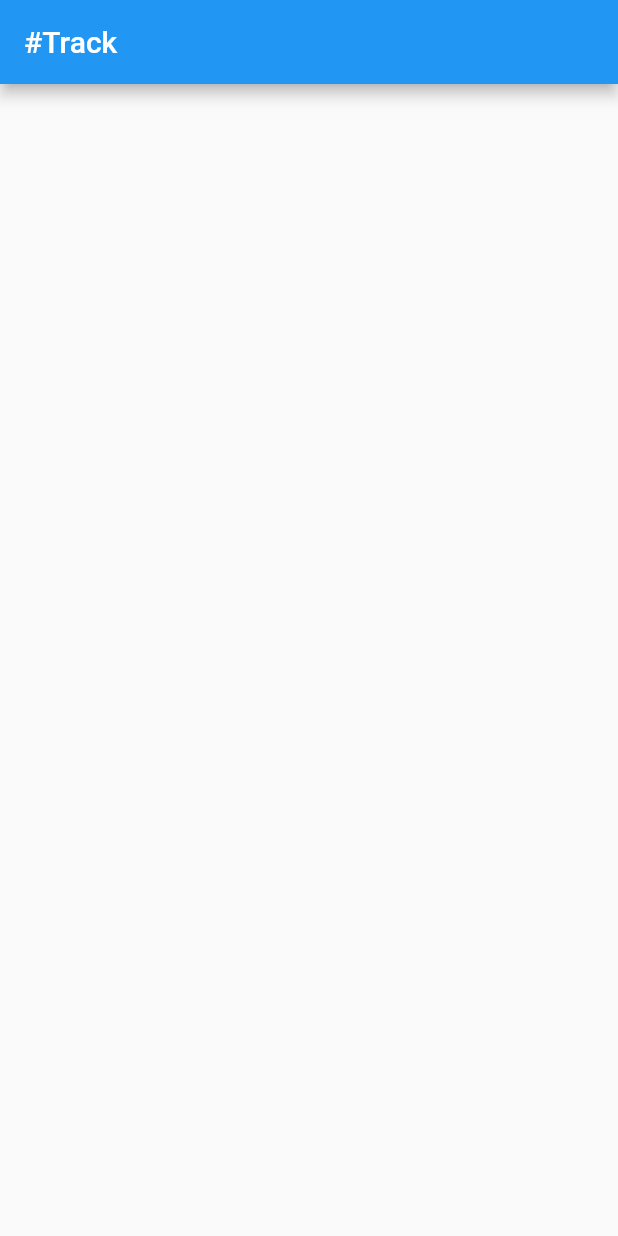
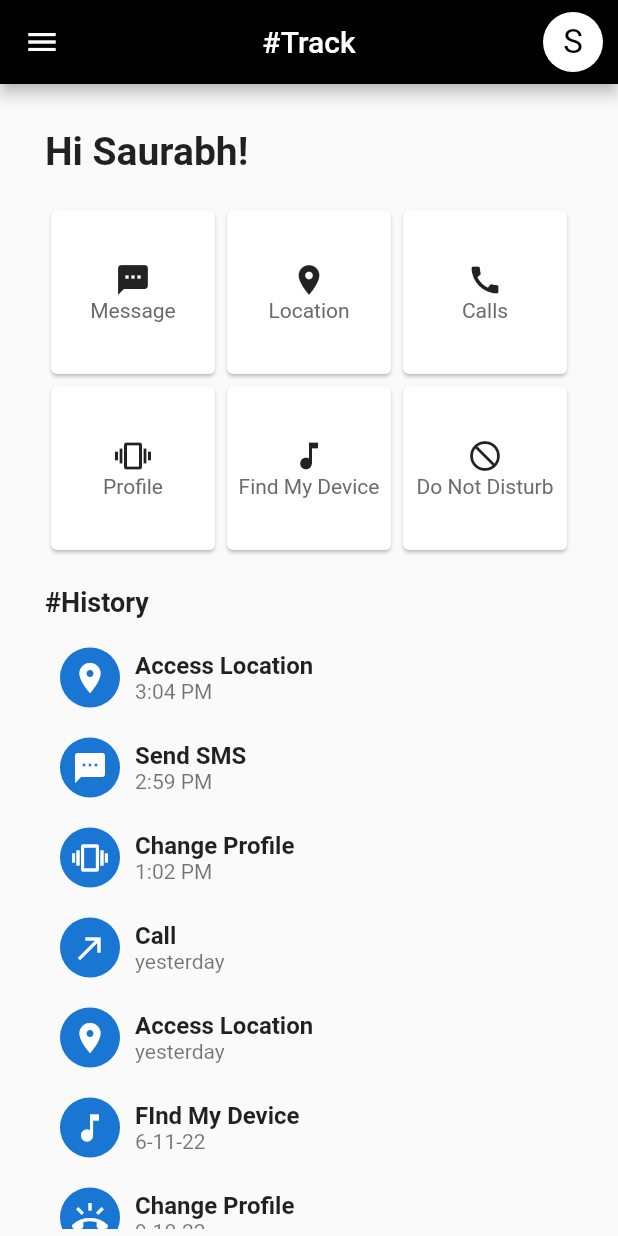
Before and after one commit to r00t-victor/sharptrack, a Flutter app: the screen it shows after launch, on a phone screen of 412 x 824 dp. Run offline on Flutter 3.47's test engine with Material 2 defaults, Android fonts, the light colour scheme and no system bars; missing offline and left inert: dart:ffi.

Commit message:
homepage

```diff
--- a/lib/main.dart
+++ b/lib/main.dart
@@ -1,4 +1,5 @@
 import 'package:flutter/material.dart';
+import 'package:sharptrack/screens/homepage.dart';
 
 void main() {
   runApp(const MyApp());
@@ -11,11 +12,13 @@ class MyApp extends StatelessWidget {
   @override
   Widget build(BuildContext context) {
     return MaterialApp(
+      debugShowCheckedModeBanner: false,
+      theme: Theme.of(context).copyWith(
+        appBarTheme:
+            const AppBarTheme(backgroundColor: Colors.black, centerTitle: true),
+      ),
       title: '#Track',
-      home: Scaffold(
-        appBar: AppBar(title: Text('#Track')),
-        body: Container(),
-      ),
+      home: HomePage(),
     );
   }
 }
--- /dev/null
+++ b/lib/screens/homepage.dart
@@ -0,0 +1,162 @@
+import 'package:flutter/material.dart';
+import 'package:sharptrack/widgets/historytile.dart';
+
+class HomePage extends StatelessWidget {
+  const HomePage({super.key});
+
+  @override
+  Widget build(BuildContext context) {
+    return Scaffold(
+      appBar: AppBar(
+        leading: const Icon(Icons.menu),
+        title: Text('#Track'),
+        actions: const [
+          Padding(
+            padding: EdgeInsets.symmetric(horizontal: 10.0),
+            child: CircleAvatar(
+              backgroundColor: Colors.white,
+              child: Text(
+                'S',
+                style: TextStyle(
+                  color: Colors.black,
+                  fontSize: 22,
+                ),
+              ),
+            ),
+          ),
+        ],
+      ),
+      body: Container(
+        padding:
+            const EdgeInsets.only(left: 30.0, right: 30, top: 30, bottom: 5.0),
+        child: Column(
+          crossAxisAlignment: CrossAxisAlignment.start,
+          children: [
+            const Text(
+              'Hi Saurabh!',
+              style: TextStyle(fontSize: 26, fontWeight: FontWeight.w600),
+            ),
+            SizedBox(
+              height: 20.0,
+            ),
+            GridView.count(
+              shrinkWrap: true,
+              crossAxisCount: 3,
+              children: [
+                Card(
+                  child: Column(
+                    mainAxisAlignment: MainAxisAlignment.center,
+                    children: [
+                      Icon(Icons.sms),
+                      Text(
+                        'Message',
+                        style: TextStyle(
+                          fontSize: 14.0,
+                          color: Color.fromARGB(255, 107, 107, 107),
+                        ),
+                      ),
+                    ],
+                  ),
+                ),
+                Card(
+                  child: Column(
+                    mainAxisAlignment: MainAxisAlignment.center,
+                    children: [
+                      Icon(Icons.location_on),
+                      Text(
+                        'Location',
+                        style: TextStyle(
+                          fontSize: 14.0,
+                          color: Color.fromARGB(255, 107, 107, 107),
+                        ),
+                      ),
+                    ],
+                  ),
+                ),
+                Card(
+                  child: Column(
+                    mainAxisAlignment: MainAxisAlignment.center,
+                    children: [
+                      Icon(Icons.call),
+                      Text(
+                        'Calls',
+                        style: TextStyle(
+                          fontSize: 14.0,
+                          color: Color.fromARGB(255, 107, 107, 107),
+                        ),
+                      ),
+                    ],
+                  ),
+                ),
+                Card(
+                  child: Column(
+                    mainAxisAlignment: MainAxisAlignment.center,
+                    children: [
+                      Icon(Icons.vibration),
+                      Text(
+                        'Profile',
+                        style: TextStyle(
+                          fontSize: 14.0,
+                          color: Color.fromARGB(255, 107, 107, 107),
+                        ),
+                      ),
+                    ],
+                  ),
+                ),
+                Card(
+                  child: Column(
+                    mainAxisAlignment: MainAxisAlignment.center,
+                    children: [
+                      Icon(Icons.music_note),
+                      Text(
+                        'Find My Device',
+                        style: TextStyle(
+                          fontSize: 14.0,
+                          color: Color.fromARGB(255, 107, 107, 107),
+                        ),
+                      ),
+                    ],
+                  ),
+                ),
+                Card(
+                  child: Column(
+                    mainAxisAlignment: MainAxisAlignment.center,
+                    children: [
+                      Icon(Icons.do_not_disturb),
+                      Text(
+                        'Do Not Disturb',
+                        style: TextStyle(
+                          fontSize: 14.0,
+                          color: Color.fromARGB(255, 107, 107, 107),
+                        ),
+                      ),
+                    ],
+                  ),
+                ),
+              ],
+            ),
+            const SizedBox(
+              height: 10.0,
+            ),
+            const Padding(
+              padding: EdgeInsets.symmetric(vertical: 10.0),
+              child: Text(
+                '#History',
+                style: TextStyle(fontSize: 18.0, fontWeight: FontWeight.bold),
+              ),
+            ),
+            Expanded(
+              child: ListView.builder(
+                itemCount: 7,
+                itemBuilder: ((context, index) {
+                  return HistoryTile(index: index);
+                }),
+              ),
+            ),
+            // Text('See more...'),
+          ],
+        ),
+      ),
+    );
+  }
+}
--- /dev/null
+++ b/lib/widgets/historytile.dart
@@ -0,0 +1,67 @@
+import 'dart:ffi';
+
+import 'package:flutter/material.dart';
+
+class HistoryTile extends StatelessWidget {
+  HistoryTile({super.key, required this.index});
+  final int index;
+  final List<IconData> tileIcons = [
+    Icons.location_on,
+    Icons.sms,
+    Icons.vibration,
+    Icons.call_made,
+    Icons.location_on,
+    Icons.music_note,
+    Icons.ring_volume
+  ];
+  final List<String> tileTitles = [
+    'Access Location',
+    'Send SMS',
+    'Change Profile',
+    'Call',
+    'Access Location',
+    'FInd My Device',
+    'Change Profile'
+  ];
+  final List<String> tileTimes = [
+    '3:04 PM',
+    '2:59 PM',
+    '1:02 PM',
+    'yesterday',
+    'yesterday',
+    '6-11-22',
+    '9-10-22'
+  ];
+  @override
+  Widget build(BuildContext context) {
+    return Padding(
+        padding: const EdgeInsets.all(10.0),
+        child: Row(
+          children: [
+            CircleAvatar(
+              child: Icon(tileIcons[index]),
+            ),
+            const SizedBox(
+              width: 10.0,
+            ),
+            Expanded(
+                child: Column(
+              crossAxisAlignment: CrossAxisAlignment.start,
+              children: [
+                Text(
+                  '${tileTitles[index]}',
+                  style: TextStyle(
+                    fontWeight: FontWeight.w600,
+                    fontSize: 16.0,
+                  ),
+                ),
+                Text(
+                  '${tileTimes[index]}',
+                  style: TextStyle(color: Colors.black54),
+                ),
+              ],
+            )),
+          ],
+        ));
+  }
+}
```
